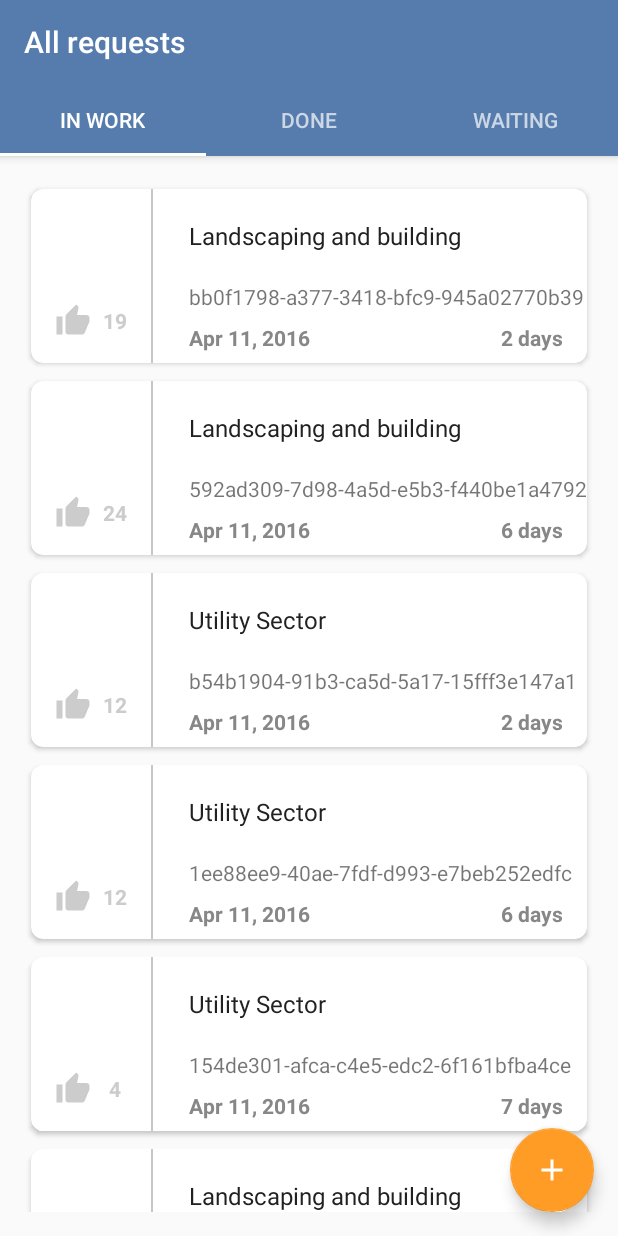
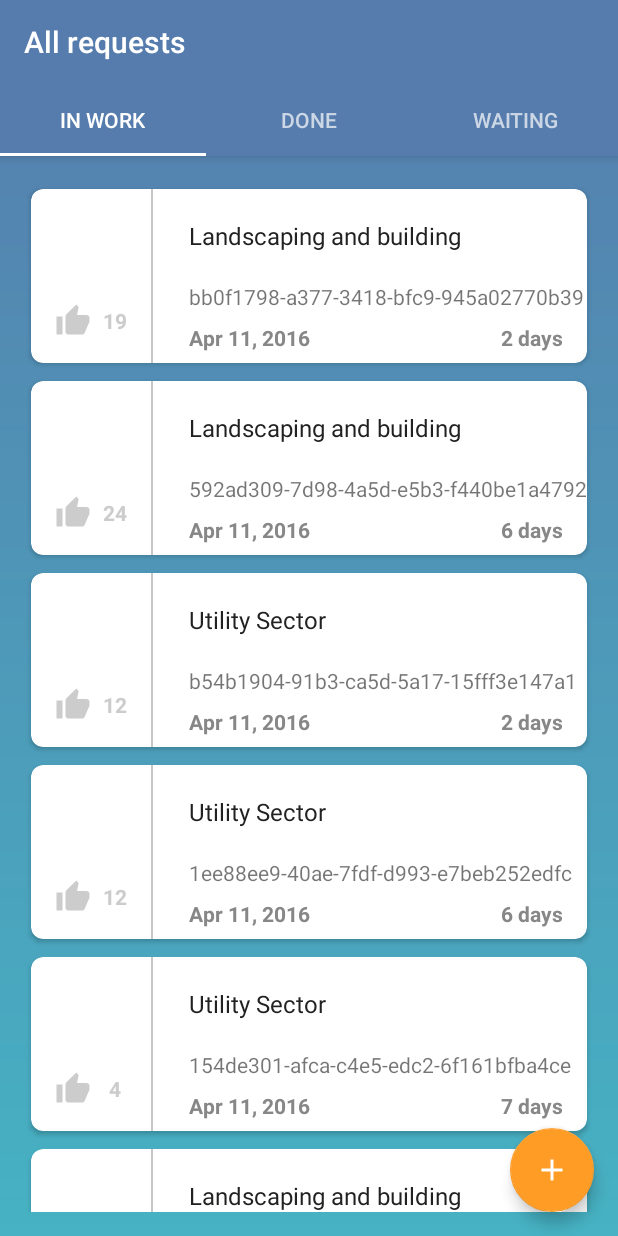
Before and after one commit to Bringoff/YalantisTask1, an Android app: the screen it shows after launch (RequestListActivity), on a phone screen of 412 x 824 dp. Run offline under Robolectric (Android 15) with nearby library versions, the phone set to English and light mode, and no system bars.

Commit message:
Shadow background added

```diff
--- a/app/src/main/java/xyz/bringoff/yalantistask1/requests/fragment/RequestListFragment.java
+++ b/app/src/main/java/xyz/bringoff/yalantistask1/requests/fragment/RequestListFragment.java
@@ -33,6 +33,7 @@ public class RequestListFragment extends BaseRequestListFragment {
         mAdapter = new RequestListAdapter(getActivity());
         setRequests(DummyDataSources.getDummyRequests());
         mRequestListView.setAdapter(mAdapter);
+
         return view;
     }
 
--- /dev/null
+++ b/app/src/main/res/drawable/shadow_background.xml
@@ -0,0 +1,8 @@
+<?xml version="1.0" encoding="utf-8"?>
+<shape xmlns:android="http://schemas.android.com/apk/res/android"
+       android:shape="rectangle">
+    <gradient
+        android:angle="90.0"
+        android:endColor="#567DAD"
+        android:startColor="#46B2C3"/>
+</shape>
--- a/app/src/main/res/layout/activity_request_list.xml
+++ b/app/src/main/res/layout/activity_request_list.xml
@@ -5,6 +5,7 @@
     xmlns:tools="http://schemas.android.com/tools"
     android:layout_width="match_parent"
     android:layout_height="match_parent"
+    android:background="@drawable/shadow_background"
     tools:context="xyz.bringoff.yalantistask1.requests.RequestListActivity">
 
     <android.support.design.widget.AppBarLayout
```
